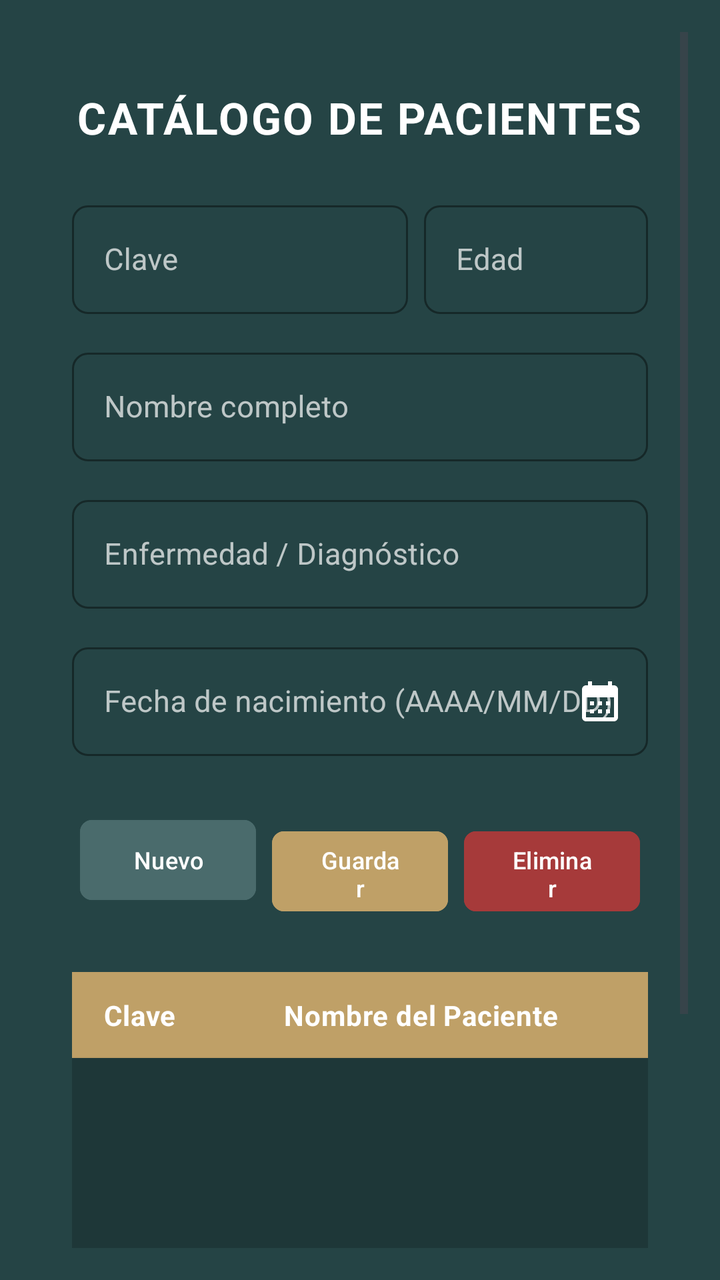
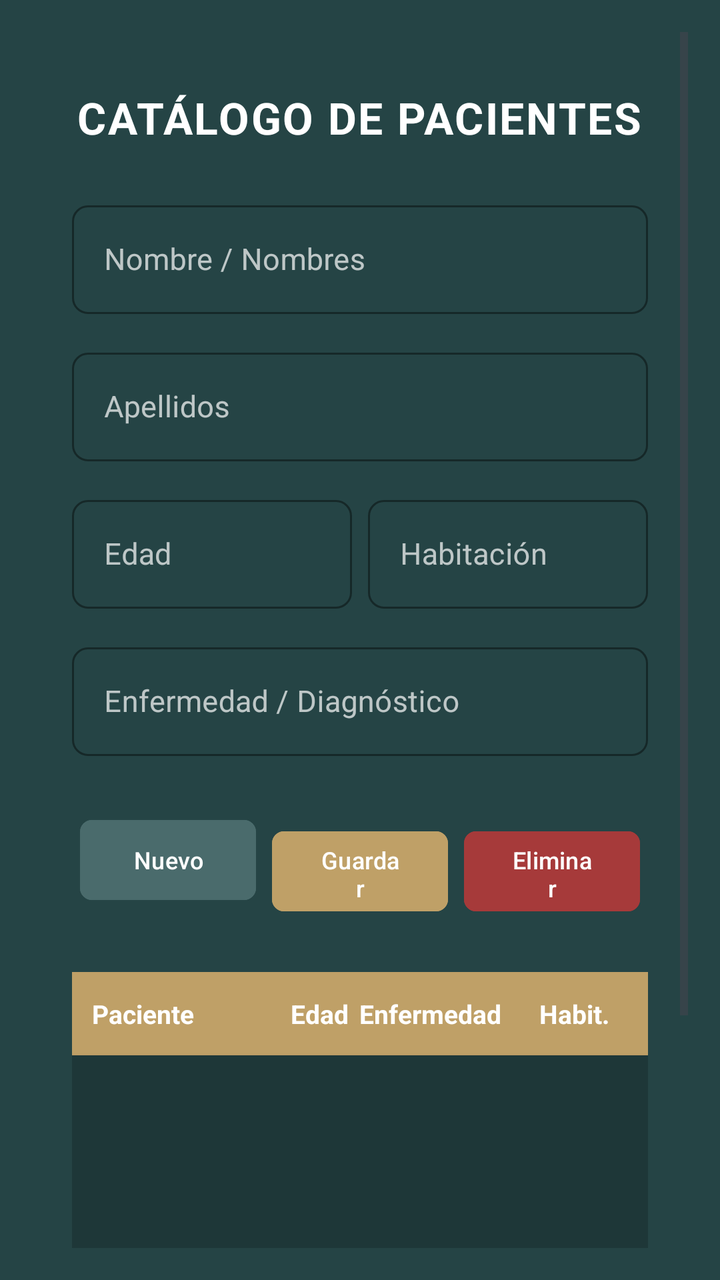

Two renders of the same Android screen: before a commit and after it. Below are the layout's source before the change and the commit's diff.
<!-- AndroidManifest.xml: application theme Theme.MiProyecto -->
<!-- res/layout/fragment_fragmento2.xml -->
<?xml version="1.0" encoding="utf-8"?>
<LinearLayout xmlns:android="http://schemas.android.com/apk/res/android"
    xmlns:tools="http://schemas.android.com/tools"
    android:layout_width="match_parent"
    android:layout_height="match_parent"
    android:orientation="vertical"
    android:padding="16dp"
    tools:context=".Fragmento2"
    android:background="#254445">

    
  <ScrollView
    xmlns:android="http://schemas.android.com/apk/res/android"
    xmlns:app="http://schemas.android.com/apk/res-auto"
    xmlns:tools="http://schemas.android.com/tools"
    android:layout_width="match_parent"
    android:layout_height="match_parent"
    android:fillViewport="true"
    android:background="#254445">

    <LinearLayout
      android:layout_width="match_parent"
      android:layout_height="wrap_content"
      android:orientation="vertical"
      android:padding="20dp">

      
      <TextView
        android:id="@+id/tvTitulo"
        android:layout_width="wrap_content"
        android:layout_height="wrap_content"
        android:layout_gravity="center_horizontal"
        android:layout_marginTop="8dp"
        android:layout_marginBottom="24dp"
        android:text="CATÁLOGO DE PACIENTES"
        android:textColor="@color/white"
        android:textSize="22sp"
        android:textStyle="bold"
        android:letterSpacing="0.04" />

      
      <TextView android:id="@+id/lblClave" android:layout_width="0dp" android:layout_height="0dp" android:visibility="gone" />
      <TextView android:id="@+id/lblNombre" android:layout_width="0dp" android:layout_height="0dp" android:visibility="gone" />
      <TextView android:id="@+id/lblEdad" android:layout_width="0dp" android:layout_height="0dp" android:visibility="gone" />
      <TextView android:id="@+id/lblEnfermedad" android:layout_width="0dp" android:layout_height="0dp" android:visibility="gone" />
      <TextView android:id="@+id/lblFecha" android:layout_width="0dp" android:layout_height="0dp" android:visibility="gone" />

      
      <LinearLayout
        android:layout_width="match_parent"
        android:layout_height="wrap_content"
        android:orientation="horizontal"
        android:layout_marginBottom="14dp"
        android:baselineAligned="false">

        <com.google.android.material.textfield.TextInputLayout
          android:layout_width="0dp"
          android:layout_height="wrap_content"
          android:layout_weight="1.2"
          android:layout_marginEnd="8dp"
          android:hint="Clave"
          android:textColorHint="#B3FFFFFF"
          app:hintTextColor="@color/white"
          app:boxStrokeColor="@color/white"
          app:boxCornerRadiusTopStart="8dp"
          app:boxCornerRadiusTopEnd="8dp"
          app:boxCornerRadiusBottomStart="8dp"
          app:boxCornerRadiusBottomEnd="8dp"
          style="@style/Widget.MaterialComponents.TextInputLayout.OutlinedBox">

          <com.google.android.material.textfield.TextInputEditText
            android:id="@+id/etClave"
            android:layout_width="match_parent"
            android:layout_height="wrap_content"
            android:inputType="text"
            android:textColor="@color/white"
            android:textSize="15sp" />
        </com.google.android.material.textfield.TextInputLayout>

        <com.google.android.material.textfield.TextInputLayout
          android:layout_width="0dp"
          android:layout_height="wrap_content"
          android:layout_weight="0.8"
          android:hint="Edad"
          android:textColorHint="#B3FFFFFF"
          app:hintTextColor="@color/white"
          app:boxStrokeColor="@color/white"
          app:boxCornerRadiusTopStart="8dp"
          app:boxCornerRadiusTopEnd="8dp"
          app:boxCornerRadiusBottomStart="8dp"
          app:boxCornerRadiusBottomEnd="8dp"
          style="@style/Widget.MaterialComponents.TextInputLayout.OutlinedBox">

          <com.google.android.material.textfield.TextInputEditText
            android:id="@+id/etEdad"
            android:layout_width="match_parent"
            android:layout_height="wrap_content"
            android:inputType="number"
            android:textColor="@color/white"
            android:textSize="15sp" />
        </com.google.android.material.textfield.TextInputLayout>
      </LinearLayout>

      
      <com.google.android.material.textfield.TextInputLayout
        android:layout_width="match_parent"
        android:layout_height="wrap_content"
        android:layout_marginBottom="14dp"
        android:hint="Nombre completo"
        android:textColorHint="#B3FFFFFF"
        app:hintTextColor="@color/white"
        app:boxStrokeColor="@color/white"
        app:boxCornerRadiusTopStart="8dp"
        app:boxCornerRadiusTopEnd="8dp"
        app:boxCornerRadiusBottomStart="8dp"
        app:boxCornerRadiusBottomEnd="8dp"
        style="@style/Widget.MaterialComponents.TextInputLayout.OutlinedBox">

        <com.google.android.material.textfield.TextInputEditText
          android:id="@+id/etNombre"
          android:layout_width="match_parent"
          android:layout_height="wrap_content"
          android:inputType="textPersonName"
          android:textColor="@color/white"
          android:textSize="15sp" />
      </com.google.android.material.textfield.TextInputLayout>

      
      <com.google.android.material.textfield.TextInputLayout
        android:layout_width="match_parent"
        android:layout_height="wrap_content"
        android:layout_marginBottom="14dp"
        android:hint="Enfermedad / Diagnóstico"
        android:textColorHint="#B3FFFFFF"
        app:hintTextColor="@color/white"
        app:boxStrokeColor="@color/white"
        app:boxCornerRadiusTopStart="8dp"
        app:boxCornerRadiusTopEnd="8dp"
        app:boxCornerRadiusBottomStart="8dp"
        app:boxCornerRadiusBottomEnd="8dp"
        style="@style/Widget.MaterialComponents.TextInputLayout.OutlinedBox">

        <com.google.android.material.textfield.TextInputEditText
          android:id="@+id/etEnfermedad"
          android:layout_width="match_parent"
          android:layout_height="wrap_content"
          android:inputType="text"
          android:textColor="@color/white"
          android:textSize="15sp" />
      </com.google.android.material.textfield.TextInputLayout>

      
      <com.google.android.material.textfield.TextInputLayout
        android:layout_width="match_parent"
        android:layout_height="wrap_content"
        android:layout_marginBottom="24dp"
        android:hint="Fecha de nacimiento (AAAA/MM/DD)"
        android:textColorHint="#B3FFFFFF"
        app:hintTextColor="@color/white"
        app:boxStrokeColor="@color/white"
        app:boxCornerRadiusTopStart="8dp"
        app:boxCornerRadiusTopEnd="8dp"
        app:boxCornerRadiusBottomStart="8dp"
        app:boxCornerRadiusBottomEnd="8dp"
        app:endIconMode="custom"
        app:endIconDrawable="@drawable/baseline_calendar_month_24"
        app:endIconTint="@color/white"
        style="@style/Widget.MaterialComponents.TextInputLayout.OutlinedBox">

        <com.google.android.material.textfield.TextInputEditText
          android:id="@+id/etFechaNacimiento"
          android:layout_width="match_parent"
          android:layout_height="wrap_content"
          android:inputType="date"
          android:maxLength="10"
          android:focusable="false"
          android:clickable="true"
          android:textColor="@color/white"
          android:textSize="15sp" />
      </com.google.android.material.textfield.TextInputLayout>

      
      <LinearLayout
        android:id="@+id/layoutBotones"
        android:layout_width="match_parent"
        android:layout_height="wrap_content"
        android:layout_marginBottom="28dp"
        android:orientation="horizontal"
        android:weightSum="3">

        <com.google.android.material.button.MaterialButton
          android:id="@+id/btnNuevo"
          android:layout_width="0dp"
          android:layout_height="48dp"
          android:layout_margin="4dp"
          android:layout_weight="1"
          android:backgroundTint="#4A6B6C"
          android:text="Nuevo"
          android:textSize="12sp"
          android:textColor="#FFFFFF"
          app:cornerRadius="6dp" />

        <com.google.android.material.button.MaterialButton
          android:id="@+id/btnGuardar"
          android:layout_width="0dp"
          android:layout_height="48dp"
          android:layout_margin="4dp"
          android:layout_weight="1"
          android:backgroundTint="#BFA067"
          android:text="Guardar"
          android:textSize="12sp"
          android:textColor="#FFFFFF"
          app:cornerRadius="6dp" />

        <com.google.android.material.button.MaterialButton
          android:id="@+id/btnEliminar"
          android:layout_width="0dp"
          android:layout_height="48dp"
          android:layout_margin="4dp"
          android:layout_weight="1"
          android:backgroundTint="#A63A3A"
          android:text="Eliminar"
          android:textSize="12sp"
          android:textColor="#FFFFFF"
          app:cornerRadius="6dp" />
      </LinearLayout>

      
      <LinearLayout
        android:id="@+id/layoutHeaderGrid"
        android:layout_width="match_parent"
        android:layout_height="wrap_content"
        android:background="#BFA067"
        android:orientation="horizontal"
        android:paddingVertical="12dp"
        android:paddingHorizontal="16dp">

        <TextView
          android:layout_width="90dp"
          android:layout_height="wrap_content"
          android:text="Clave"
          android:textColor="#FFFFFF"
          android:textSize="14sp"
          android:textStyle="bold"
          android:letterSpacing="0.02" />

        <TextView
          android:layout_width="match_parent"
          android:layout_height="wrap_content"
          android:text="Nombre del Paciente"
          android:textColor="#FFFFFF"
          android:textSize="14sp"
          android:textStyle="bold"
          android:letterSpacing="0.02" />
      </LinearLayout>

      
      <androidx.recyclerview.widget.RecyclerView
        android:id="@+id/rvClientes"
        android:layout_width="match_parent"
        android:layout_height="220dp"
        android:background="#1E3738"
        android:padding="4dp"
        android:elevation="2dp"
        tools:listitem="@android:layout/simple_list_item_2" />

    </LinearLayout>
  </ScrollView>

</LinearLayout>
<!-- resources referenced by this layout -->
<resources>
  <color name="white">#FFFFFFFF</color>
  <!-- drawable baseline_calendar_month_24 (drawable) -->
  <vector xmlns:android="http://schemas.android.com/apk/res/android" android:height="24dp" android:tint="#000000" android:viewportHeight="24" android:viewportWidth="24" android:width="24dp">
        
      <path android:fillColor="@android:color/white" android:pathData="M19,4h-1V2h-2v2H8V2H6v2H5C3.89,4 3.01,4.9 3.01,6L3,20c0,1.1 0.89,2 2,2h14c1.1,0 2,-0.9 2,-2V6C21,4.9 20.1,4 19,4zM19,20H5V10h14V20zM9,14H7v-2h2V14zM13,14h-2v-2h2V14zM17,14h-2v-2h2V14zM9,18H7v-2h2V18zM13,18h-2v-2h2V18zM17,18h-2v-2h2V18z"/>
      
  </vector>
  <style name="Theme.MiProyecto" parent="Base.Theme.MiProyecto" />
  <style name="Base.Theme.MiProyecto" parent="Theme.Material3.DayNight.NoActionBar">
          
          
      </style>
</resources>

<!-- the commit's change to res/layout/fragment_fragmento2.xml (unified diff, before → after) -->
@@ -46,6 +46,54 @@
       <TextView android:id="@+id/lblFecha" android:layout_width="0dp" android:layout_height="0dp" android:visibility="gone" />
 
       
+      <com.google.android.material.textfield.TextInputLayout
+        android:layout_width="match_parent"
+        android:layout_height="wrap_content"
+        android:layout_marginBottom="14dp"
+        android:hint="Nombre / Nombres"
+        android:textColorHint="#B3FFFFFF"
+        app:hintTextColor="@color/white"
+        app:boxStrokeColor="@color/white"
+        app:boxCornerRadiusTopStart="8dp"
+        app:boxCornerRadiusTopEnd="8dp"
+        app:boxCornerRadiusBottomStart="8dp"
+        app:boxCornerRadiusBottomEnd="8dp"
+        style="@style/Widget.MaterialComponents.TextInputLayout.OutlinedBox">
+
+        <com.google.android.material.textfield.TextInputEditText
+          android:id="@+id/etNombre"
+          android:layout_width="match_parent"
+          android:layout_height="wrap_content"
+          android:inputType="textPersonName"
+          android:textColor="@color/white"
+          android:textSize="15sp" />
+      </com.google.android.material.textfield.TextInputLayout>
+
+      
+      <com.google.android.material.textfield.TextInputLayout
+        android:layout_width="match_parent"
+        android:layout_height="wrap_content"
+        android:layout_marginBottom="14dp"
+        android:hint="Apellidos"
+        android:textColorHint="#B3FFFFFF"
+        app:hintTextColor="@color/white"
+        app:boxStrokeColor="@color/white"
+        app:boxCornerRadiusTopStart="8dp"
+        app:boxCornerRadiusTopEnd="8dp"
+        app:boxCornerRadiusBottomStart="8dp"
+        app:boxCornerRadiusBottomEnd="8dp"
+        style="@style/Widget.MaterialComponents.TextInputLayout.OutlinedBox">
+
+        <com.google.android.material.textfield.TextInputEditText
+          android:id="@+id/etClave"
+          android:layout_width="match_parent"
+          android:layout_height="wrap_content"
+          android:inputType="textPersonName"
+          android:textColor="@color/white"
+          android:textSize="15sp" />
+      </com.google.android.material.textfield.TextInputLayout>
+
+      
       <LinearLayout
         android:layout_width="match_parent"
         android:layout_height="wrap_content"
@@ -53,34 +101,12 @@
         android:layout_marginBottom="14dp"
         android:baselineAligned="false">
 
+        
         <com.google.android.material.textfield.TextInputLayout
           android:layout_width="0dp"
           android:layout_height="wrap_content"
-          android:layout_weight="1.2"
+          android:layout_weight="1"
           android:layout_marginEnd="8dp"
-          android:hint="Clave"
-          android:textColorHint="#B3FFFFFF"
-          app:hintTextColor="@color/white"
-          app:boxStrokeColor="@color/white"
-          app:boxCornerRadiusTopStart="8dp"
-          app:boxCornerRadiusTopEnd="8dp"
-          app:boxCornerRadiusBottomStart="8dp"
-          app:boxCornerRadiusBottomEnd="8dp"
-          style="@style/Widget.MaterialComponents.TextInputLayout.OutlinedBox">
-
-          <com.google.android.material.textfield.TextInputEditText
-            android:id="@+id/etClave"
-            android:layout_width="match_parent"
-            android:layout_height="wrap_content"
-            android:inputType="text"
-            android:textColor="@color/white"
-            android:textSize="15sp" />
-        </com.google.android.material.textfield.TextInputLayout>
-
-        <com.google.android.material.textfield.TextInputLayout
-          android:layout_width="0dp"
-          android:layout_height="wrap_content"
-          android:layout_weight="0.8"
           android:hint="Edad"
           android:textColorHint="#B3FFFFFF"
           app:hintTextColor="@color/white"
@@ -99,37 +125,37 @@
             android:textColor="@color/white"
             android:textSize="15sp" />
         </com.google.android.material.textfield.TextInputLayout>
+
+        
+        <com.google.android.material.textfield.TextInputLayout
+          android:layout_width="0dp"
+          android:layout_height="wrap_content"
+          android:layout_weight="1"
+          android:hint="Habitación"
+          android:textColorHint="#B3FFFFFF"
+          app:hintTextColor="@color/white"
+          app:boxStrokeColor="@color/white"
+          app:boxCornerRadiusTopStart="8dp"
+          app:boxCornerRadiusTopEnd="8dp"
+          app:boxCornerRadiusBottomStart="8dp"
+          app:boxCornerRadiusBottomEnd="8dp"
+          style="@style/Widget.MaterialComponents.TextInputLayout.OutlinedBox">
+
+          <com.google.android.material.textfield.TextInputEditText
+            android:id="@+id/etFechaNacimiento"
+            android:layout_width="match_parent"
+            android:layout_height="wrap_content"
+            android:inputType="text"
+            android:textColor="@color/white"
+            android:textSize="15sp" />
+        </com.google.android.material.textfield.TextInputLayout>
       </LinearLayout>
 
       
       <com.google.android.material.textfield.TextInputLayout
         android:layout_width="match_parent"
         android:layout_height="wrap_content"
-        android:layout_marginBottom="14dp"
-        android:hint="Nombre completo"
-        android:textColorHint="#B3FFFFFF"
-        app:hintTextColor="@color/white"
-        app:boxStrokeColor="@color/white"
-        app:boxCornerRadiusTopStart="8dp"
-        app:boxCornerRadiusTopEnd="8dp"
-        app:boxCornerRadiusBottomStart="8dp"
-        app:boxCornerRadiusBottomEnd="8dp"
-        style="@style/Widget.MaterialComponents.TextInputLayout.OutlinedBox">
-
-        <com.google.android.material.textfield.TextInputEditText
-          android:id="@+id/etNombre"
-          android:layout_width="match_parent"
-          android:layout_height="wrap_content"
-          android:inputType="textPersonName"
-          android:textColor="@color/white"
-          android:textSize="15sp" />
-      </com.google.android.material.textfield.TextInputLayout>
-
-      
-      <com.google.android.material.textfield.TextInputLayout
-        android:layout_width="match_parent"
-        android:layout_height="wrap_content"
-        android:layout_marginBottom="14dp"
+        android:layout_marginBottom="24dp"
         android:hint="Enfermedad / Diagnóstico"
         android:textColorHint="#B3FFFFFF"
         app:hintTextColor="@color/white"
@@ -150,36 +176,6 @@
       </com.google.android.material.textfield.TextInputLayout>
 
       
-      <com.google.android.material.textfield.TextInputLayout
-        android:layout_width="match_parent"
-        android:layout_height="wrap_content"
-        android:layout_marginBottom="24dp"
-        android:hint="Fecha de nacimiento (AAAA/MM/DD)"
-        android:textColorHint="#B3FFFFFF"
-        app:hintTextColor="@color/white"
-        app:boxStrokeColor="@color/white"
-        app:boxCornerRadiusTopStart="8dp"
-        app:boxCornerRadiusTopEnd="8dp"
-        app:boxCornerRadiusBottomStart="8dp"
-        app:boxCornerRadiusBottomEnd="8dp"
-        app:endIconMode="custom"
-        app:endIconDrawable="@drawable/baseline_calendar_month_24"
-        app:endIconTint="@color/white"
-        style="@style/Widget.MaterialComponents.TextInputLayout.OutlinedBox">
-
-        <com.google.android.material.textfield.TextInputEditText
-          android:id="@+id/etFechaNacimiento"
-          android:layout_width="match_parent"
-          android:layout_height="wrap_content"
-          android:inputType="date"
-          android:maxLength="10"
-          android:focusable="false"
-          android:clickable="true"
-          android:textColor="@color/white"
-          android:textSize="15sp" />
-      </com.google.android.material.textfield.TextInputLayout>
-
-      
       <LinearLayout
         android:id="@+id/layoutBotones"
         android:layout_width="match_parent"
@@ -233,25 +229,46 @@
         android:background="#BFA067"
         android:orientation="horizontal"
         android:paddingVertical="12dp"
-        android:paddingHorizontal="16dp">
-
-        <TextView
-          android:layout_width="90dp"
-          android:layout_height="wrap_content"
-          android:text="Clave"
-          android:textColor="#FFFFFF"
-          android:textSize="14sp"
+        android:paddingHorizontal="10dp"
+        android:weightSum="10">
+
+        <TextView
+          android:layout_width="0dp"
+          android:layout_height="wrap_content"
+          android:layout_weight="3.5"
+          android:text="Paciente"
+          android:textColor="#FFFFFF"
+          android:textSize="13sp"
+          android:textStyle="bold" />
+
+        <TextView
+          android:layout_width="0dp"
+          android:layout_height="wrap_content"
+          android:layout_weight="1.5"
+          android:text="Edad"
+          android:textColor="#FFFFFF"
+          android:textSize="13sp"
           android:textStyle="bold"
-          android:letterSpacing="0.02" />
-
-        <TextView
-          android:layout_width="match_parent"
-          android:layout_height="wrap_content"
-          android:text="Nombre del Paciente"
-          android:textColor="#FFFFFF"
-          android:textSize="14sp"
+          android:gravity="center" />
+
+        <TextView
+          android:layout_width="0dp"
+          android:layout_height="wrap_content"
+          android:layout_weight="3"
+          android:text="Enfermedad"
+          android:textColor="#FFFFFF"
+          android:textSize="13sp"
+          android:textStyle="bold" />
+
+        <TextView
+          android:layout_width="0dp"
+          android:layout_height="wrap_content"
+          android:layout_weight="2"
+          android:text="Habit."
+          android:textColor="#FFFFFF"
+          android:textSize="13sp"
           android:textStyle="bold"
-          android:letterSpacing="0.02" />
+          android:gravity="center" />
       </LinearLayout>
 
       
<!-- resource entries referenced after the edit -->
@@ -1,12 +1,6 @@
 <!-- resources referenced by this layout -->
 <resources>
   <color name="white">#FFFFFFFF</color>
-  <!-- drawable baseline_calendar_month_24 (drawable) -->
-  <vector xmlns:android="http://schemas.android.com/apk/res/android" android:height="24dp" android:tint="#000000" android:viewportHeight="24" android:viewportWidth="24" android:width="24dp">
-        
-      <path android:fillColor="@android:color/white" android:pathData="M19,4h-1V2h-2v2H8V2H6v2H5C3.89,4 3.01,4.9 3.01,6L3,20c0,1.1 0.89,2 2,2h14c1.1,0 2,-0.9 2,-2V6C21,4.9 20.1,4 19,4zM19,20H5V10h14V20zM9,14H7v-2h2V14zM13,14h-2v-2h2V14zM17,14h-2v-2h2V14zM9,18H7v-2h2V18zM13,18h-2v-2h2V18zM17,18h-2v-2h2V18z"/>
-      
-  </vector>
   <style name="Theme.MiProyecto" parent="Base.Theme.MiProyecto" />
   <style name="Base.Theme.MiProyecto" parent="Theme.Material3.DayNight.NoActionBar">
           
